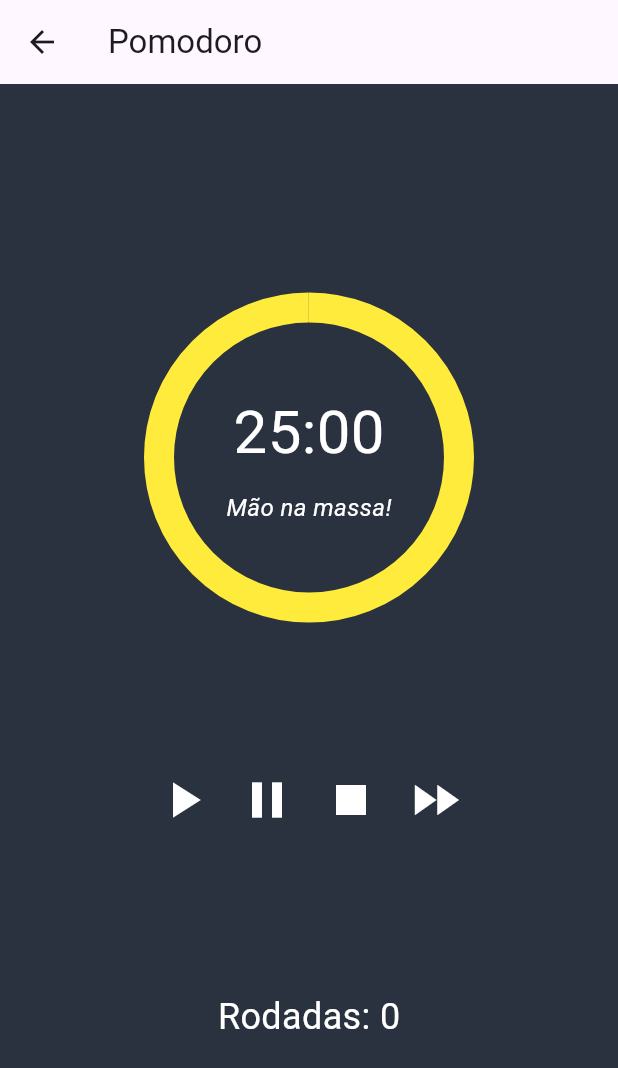
After one commit to Kevengrf/Illumina, a Flutter app: the Pomodoro screen opened directly, on a phone screen of 412 x 824 dp. The commit adds this screen. Shown: the top 1068 px of the screen. Run offline on Flutter 3.47's test engine with Material 3 defaults, Android fonts, the phone set to English and light mode, and no system bars; our stand-ins replace date_picker_timeline.

Commit message:
Criação da tela Pomodoro

```diff
--- a/lib/homepage.dart
+++ b/lib/homepage.dart
@@ -1,6 +1,7 @@
 import 'package:flutter/material.dart';
 import 'package:flutter_application_illumina/metodosEstudos.dart';
 import 'package:flutter_application_illumina/screens/tarefa/tarefas.dart';
+import 'package:flutter_application_illumina/screens/pomodoro/pomodoro.dart';
 
 
 class HomePage extends StatefulWidget {
@@ -14,7 +15,8 @@ class _HomePageState extends State<HomePage> {
   int currentIndex = 0;
   final screens = [
     const MetodosEstudos(),
-    const Tarefas()
+    const Tarefas(),
+    const Pomodoro()
   ];
   @override
   Widget build(BuildContext context) {
@@ -39,7 +41,12 @@ class _HomePageState extends State<HomePage> {
           BottomNavigationBarItem(
             icon: Icon(Icons.person),
             label: 'Tarefas',
+             // Adicionando o novo ícone para Pomodoro )
           ),
+          BottomNavigationBarItem(
+            icon: Icon(Icons.timer),
+            label: 'Pomodoro',)
+
         ],
       ),
     );
--- /dev/null
+++ b/lib/screens/pomodoro/pomodoro.dart
@@ -0,0 +1,118 @@
+import 'package:flutter/material.dart';
+import 'dart:async';
+
+class Pomodoro extends StatefulWidget{
+  const Pomodoro({Key? key}) : super(key: key);
+
+  @override
+  _PomodoroState createState() => _PomodoroState();
+  }
+
+  class _PomodoroState extends State<Pomodoro> {
+    static const maxTime = 25 * 60;
+    int currentTime = maxTime; int rounds = 0;
+    Timer? timer;
+    void startTimer() {
+      if (timer != null && timer!.isActive) return;
+      timer = Timer.periodic(Duration(seconds: 1), (Timer t) {
+        setState(() {
+          if (currentTime > 0) {
+            currentTime--; } else {
+              rounds++; resetTimer();
+            }
+          });
+        });
+      }
+
+      void pauseTimer() {
+        timer?.cancel();
+      }
+
+      void resetTimer() {
+        timer?.cancel(); setState(() {
+          currentTime = maxTime;
+        });
+      }
+
+      void skipTime() {
+        setState(() {
+          currentTime = 0;
+        });
+      }
+
+      @override Widget build(BuildContext context) {
+        return Scaffold(
+          appBar: AppBar(
+            title: Text('Pomodoro'),
+          ),
+          body: Center(
+            child: Column(
+              mainAxisAlignment: MainAxisAlignment.center,
+              children: <Widget>[
+                  SizedBox(height: 20),
+                  Stack(
+                    alignment: Alignment.center,
+                    children: <Widget>[
+                      Container(
+                        width: 200, // Aumenta o tamanho do círculo
+                        height: 200,
+
+                        child:CircularProgressIndicator(
+                        value: currentTime / maxTime,
+                        strokeWidth: 20,
+                        color: Colors.yellow,
+                        ),
+                      ),
+                      Column(
+                        mainAxisAlignment: MainAxisAlignment.center,
+                        children: <Widget>[
+
+                        Text(
+                          '${(currentTime ~/ 60).toString().padLeft(2, '0')}:${(currentTime % 60).toString().padLeft(2, '0')}',
+                          style: TextStyle(fontSize: 40, color: Colors.white),
+                        ),
+                        SizedBox(height: 10),
+                        Text( 'Mão na massa!', style: TextStyle(fontSize: 16, fontStyle: FontStyle.italic, color: Colors.white),
+                        )
+                      ],
+                    ),
+                  ],
+                ),
+                SizedBox(height: 100),
+                Row(
+                  mainAxisAlignment: MainAxisAlignment.center,
+                  children: <Widget>[
+                        IconButton(
+                          icon: Icon(Icons.play_arrow, color: Colors.white),
+                          onPressed: startTimer,
+                          iconSize: 40,
+                        ),
+                        IconButton(
+                          icon: Icon(Icons.pause, color: Colors.white),
+                          onPressed: pauseTimer,
+                          iconSize: 40,
+                        ),
+                        IconButton(
+                          icon: Icon(Icons.stop, color: Colors.white),
+                          onPressed: resetTimer,
+                          iconSize: 40,
+                        ),
+                        IconButton(
+                          icon: Icon(Icons.fast_forward, color: Colors.white),
+                          onPressed: skipTime,
+                          iconSize: 40,
+                        ),
+                      ],
+                    ),
+                    SizedBox(height: 100),
+                    Text(
+                      'Rodadas: $rounds',
+                      style: TextStyle(fontSize: 24, color: Colors.white),
+                    ),
+
+              ],
+            ),
+          ),
+        );
+      }
+    }
```
Also changed, not shown: lib/tarefa/formTarefa.dart (deleted, +0 -83 lines), lib/tarefa/tarefas.dart (deleted, +0 -168 lines), 1 other file.
